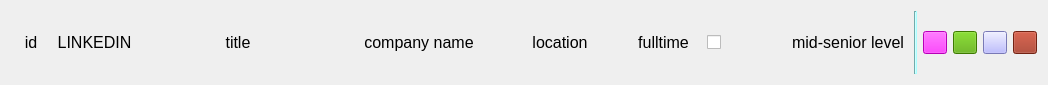
The window that views/pages/job_list/row/job_list_row.ui (ozanpempegul/RoleMatcher) describes before a commit, drawn with Qt 5.
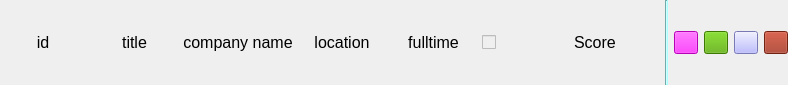
The same window after the commit.

Commit message: converted job list table to QTableWidget from QFrame and QLabels

Diff of the .ui file:
```diff
--- a/views/pages/job_list/row/job_list_row.ui
+++ b/views/pages/job_list/row/job_list_row.ui
@@ -6,7 +6,7 @@
    <rect>
     <x>0</x>
     <y>0</y>
-    <width>1011</width>
+    <width>788</width>
     <height>85</height>
    </rect>
   </property>
@@ -20,20 +20,20 @@
 }</string>
   </property>
   <layout class="QHBoxLayout" name="horizontalLayout">
-   <item alignment="Qt::AlignmentFlag::AlignLeft">
+   <property name="leftMargin">
+    <number>0</number>
+   </property>
+   <property name="topMargin">
+    <number>0</number>
+   </property>
+   <property name="rightMargin">
+    <number>0</number>
+   </property>
+   <property name="bottomMargin">
+    <number>0</number>
+   </property>
+   <item>
     <widget class="QLabel" name="label_id">
-     <property name="minimumSize">
-      <size>
-       <width>40</width>
-       <height>0</height>
-      </size>
-     </property>
-     <property name="maximumSize">
-      <size>
-       <width>40</width>
-       <height>16777215</height>
-      </size>
-     </property>
      <property name="text">
       <string>id</string>
      </property>
@@ -42,42 +42,14 @@
      </property>
     </widget>
    </item>
-   <item alignment="Qt::AlignmentFlag::AlignHCenter">
-    <widget class="QLabel" name="label_site">
-     <property name="minimumSize">
-      <size>
-       <width>75</width>
-       <height>0</height>
-      </size>
-     </property>
-     <property name="text">
-      <string>LINKEDIN</string>
-     </property>
-     <property name="alignment">
-      <set>Qt::AlignmentFlag::AlignCenter</set>
-     </property>
-    </widget>
-   </item>
-   <item alignment="Qt::AlignmentFlag::AlignHCenter">
+   <item>
     <widget class="QLabel" name="label_title">
      <property name="sizePolicy">
-      <sizepolicy hsizetype="Fixed" vsizetype="Preferred">
+      <sizepolicy hsizetype="Preferred" vsizetype="Preferred">
        <horstretch>0</horstretch>
        <verstretch>0</verstretch>
       </sizepolicy>
      </property>
-     <property name="minimumSize">
-      <size>
-       <width>200</width>
-       <height>0</height>
-      </size>
-     </property>
-     <property name="maximumSize">
-      <size>
-       <width>200</width>
-       <height>16777215</height>
-      </size>
-     </property>
      <property name="text">
       <string>title</string>
      </property>
@@ -86,14 +58,8 @@
      </property>
     </widget>
    </item>
-   <item alignment="Qt::AlignmentFlag::AlignHCenter">
+   <item>
     <widget class="QLabel" name="label_company_name">
-     <property name="minimumSize">
-      <size>
-       <width>150</width>
-       <height>0</height>
-      </size>
-     </property>
      <property name="text">
       <string>company name</string>
      </property>
@@ -102,20 +68,8 @@
      </property>
     </widget>
    </item>
-   <item alignment="Qt::AlignmentFlag::AlignHCenter">
+   <item>
     <widget class="QLabel" name="label_location">
-     <property name="minimumSize">
-      <size>
-       <width>120</width>
-       <height>0</height>
-      </size>
-     </property>
-     <property name="maximumSize">
-      <size>
-       <width>120</width>
-       <height>16777215</height>
-      </size>
-     </property>
      <property name="text">
       <string>location</string>
      </property>
@@ -124,14 +78,8 @@
      </property>
     </widget>
    </item>
-   <item alignment="Qt::AlignmentFlag::AlignHCenter">
+   <item>
     <widget class="QLabel" name="label_job_type">
-     <property name="minimumSize">
-      <size>
-       <width>75</width>
-       <height>0</height>
-      </size>
-     </property>
      <property name="text">
       <string>fulltime</string>
      </property>
@@ -140,8 +88,11 @@
      </property>
     </widget>
    </item>
-   <item alignment="Qt::AlignmentFlag::AlignHCenter">
+   <item>
     <widget class="QCheckBox" name="checkBox_is_remote">
+     <property name="enabled">
+      <bool>false</bool>
+     </property>
      <property name="sizePolicy">
       <sizepolicy hsizetype="Preferred" vsizetype="Preferred">
        <horstretch>0</horstretch>
@@ -150,14 +101,8 @@
      </property>
      <property name="minimumSize">
       <size>
-       <width>75</width>
-       <height>20</height>
-      </size>
-     </property>
-     <property name="maximumSize">
-      <size>
-       <width>75</width>
-       <height>20</height>
+       <width>20</width>
+       <height>0</height>
       </size>
      </property>
      <property name="layoutDirection">
@@ -168,25 +113,16 @@
      </property>
     </widget>
    </item>
-   <item alignment="Qt::AlignmentFlag::AlignHCenter">
-    <widget class="QLabel" name="label_job_level">
-     <property name="minimumSize">
-      <size>
-       <width>120</width>
-       <height>0</height>
-      </size>
-     </property>
-     <property name="maximumSize">
-      <size>
-       <width>120</width>
-       <height>16777215</height>
-      </size>
+   <item>
+    <widget class="QLabel" name="label_match_score">
+     <property name="sizePolicy">
+      <sizepolicy hsizetype="Preferred" vsizetype="Preferred">
+       <horstretch>0</horstretch>
+       <verstretch>0</verstretch>
+      </sizepolicy>
      </property>
      <property name="text">
-      <string>mid-senior level</string>
-     </property>
-     <property name="alignment">
-      <set>Qt::AlignmentFlag::AlignCenter</set>
+      <string>Score</string>
      </property>
     </widget>
    </item>
```
The commit also changes 12 other files.
